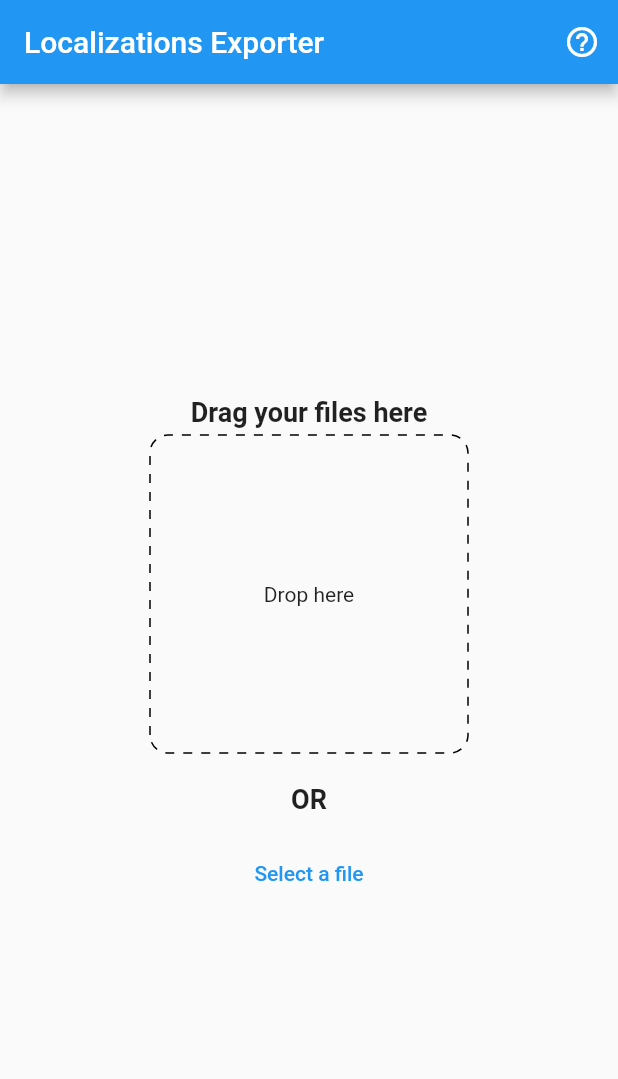
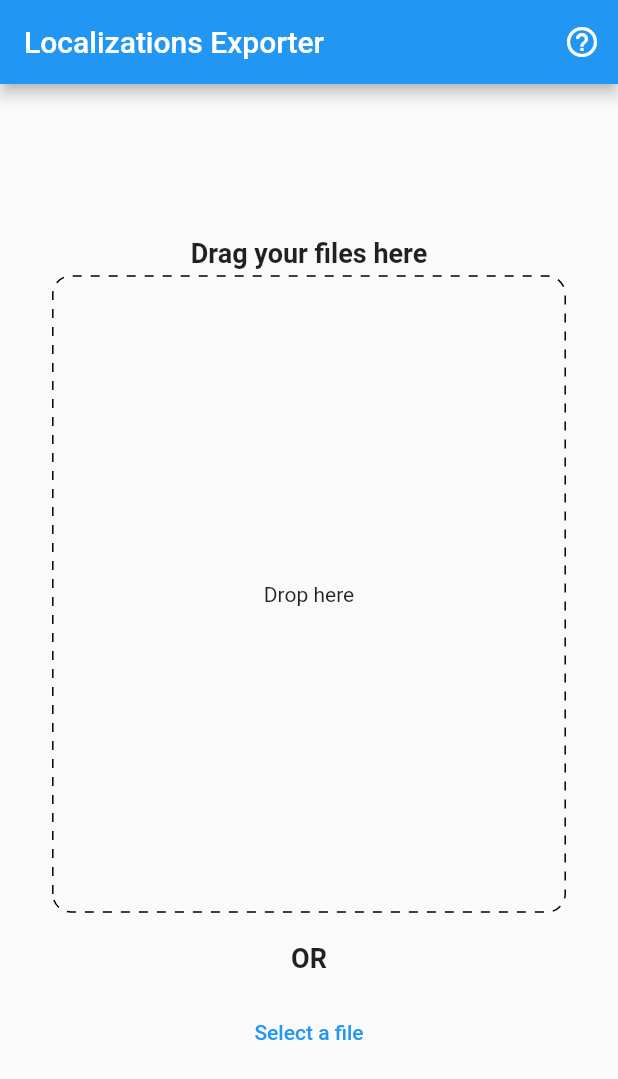
Before and after one commit to A-dalyomer/excel-to-json-translations, a Flutter app: the screen it shows after launch, on a phone screen of 412 x 824 dp. Shown: the top 1079 px of the screen. Run offline on Flutter 3.47's test engine with Material 2 defaults, Android fonts, the phone set to English and light mode, and no system bars; drawn by our look-alikes of dotted_border; our stand-ins replace file_picker, firebase_analytics, firebase_core; missing offline and left inert: desktop_drop, excel, file_saver; accounts and stored records are empty; generated files the repository leaves out were written again.

Commit message:
UI enhancement on file drop widget making it bigger and responsive

```diff
--- a/lib/core/presentation/widget/drop_file_container.dart
+++ b/lib/core/presentation/widget/drop_file_container.dart
@@ -61,8 +61,8 @@ class _DropFileContainerState extends State<DropFileContainer> {
             padding: const EdgeInsets.all(6),
             dashPattern: const [6],
             child: AnimatedContainer(
-              height: 200,
-              width: 200,
+              height: MediaQuery.of(context).size.height * 0.5,
+              width: MediaQuery.of(context).size.width * 0.8,
               duration: const Duration(milliseconds: 200),
               decoration: BoxDecoration(
                 color: _dragging
```
